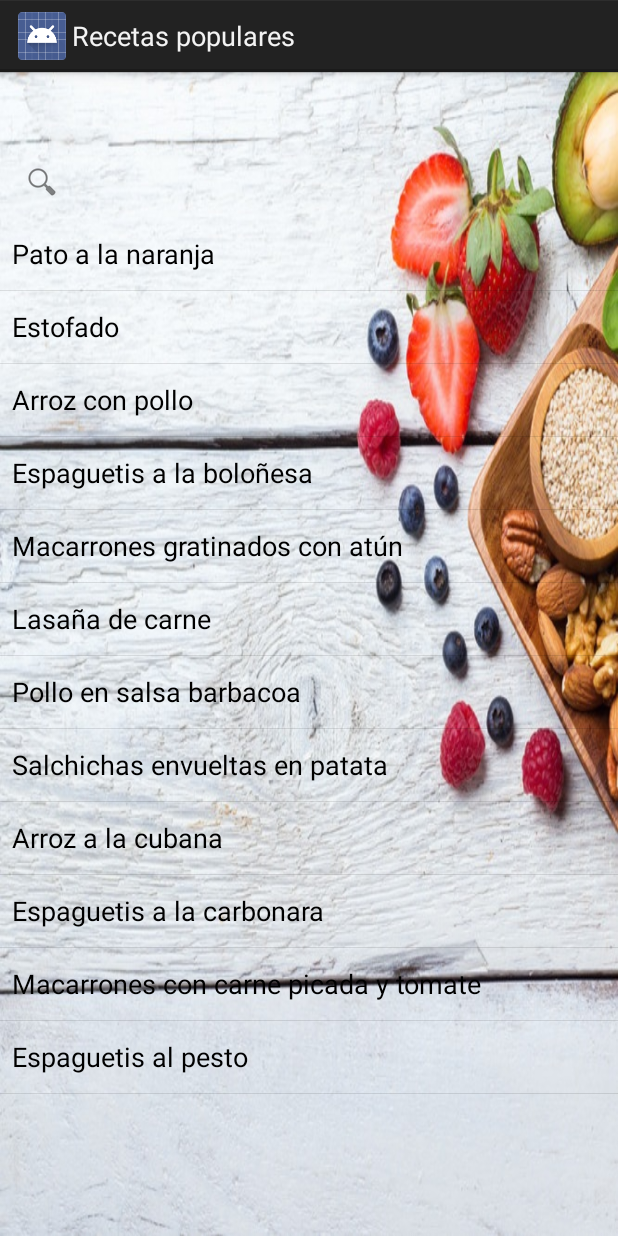
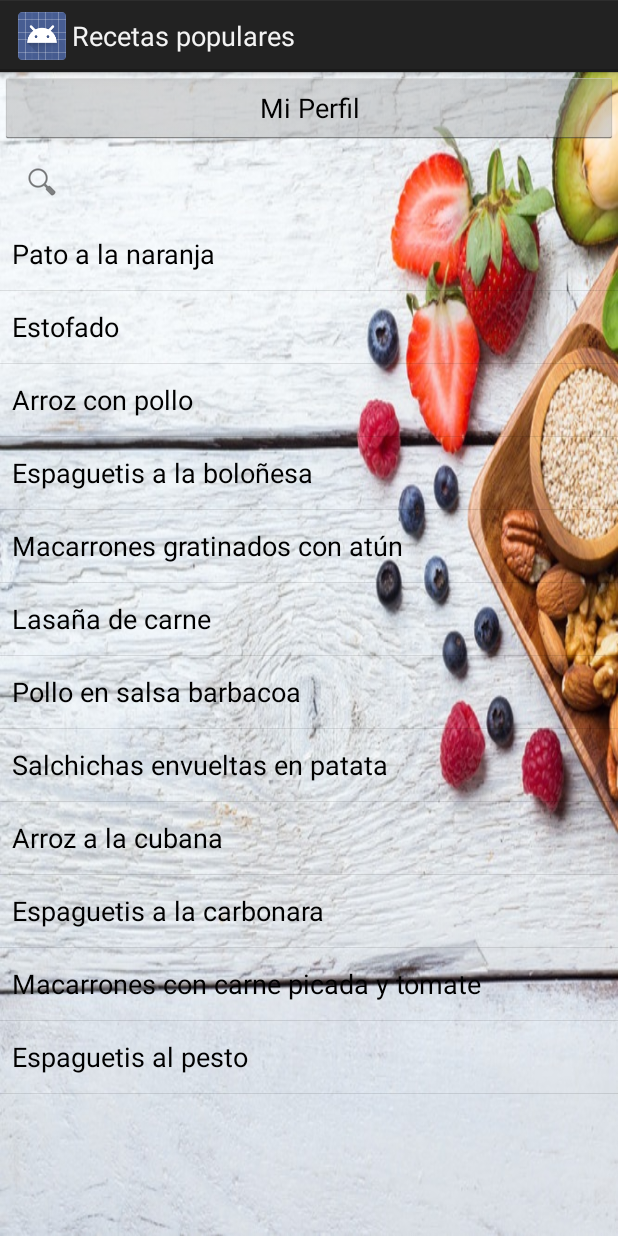
Before and after one commit to leonardoH3/PdamProyecto, an Android app: the ListaCursos screen opened directly, with no data from a screen before it, on a phone screen of 412 x 824 dp. Run offline under Robolectric (Android 15) with nearby library versions, the light colour scheme and no system bars.

Commit message:
Arreglo diseños

```diff
--- a/app/src/main/java/com/example/proyectopdam/ListaCursos.java
+++ b/app/src/main/java/com/example/proyectopdam/ListaCursos.java
@@ -85,4 +85,7 @@ public class ListaCursos extends Activity {
         });
     }
 
+    public void perfilPersonal(View view) {
+        startActivity(new Intent(ListaCursos.this, PerfilUsuario.class));
+    }
 }
--- a/app/src/main/java/com/example/proyectopdam/ListaRecetasUsuario.java
+++ b/app/src/main/java/com/example/proyectopdam/ListaRecetasUsuario.java
@@ -47,7 +47,7 @@ public class ListaRecetasUsuario extends Activity {
                         Toast.LENGTH_SHORT);
 
                 toast.show();
-                Intent intent = new Intent(ListaRecetasUsuario.this,MainActivity.class);
+                Intent intent = new Intent(ListaRecetasUsuario.this,PerfilReceta.class);
                 //based on item add info to intent
                 startActivity(intent);
             }
--- a/app/src/main/java/com/example/proyectopdam/PerfilUsuario.java
+++ b/app/src/main/java/com/example/proyectopdam/PerfilUsuario.java
@@ -1,7 +1,9 @@
 package com.example.proyectopdam;
 
+import android.content.Intent;
 import android.os.Bundle;
 import android.app.Activity;
+import android.view.View;
 
 public class PerfilUsuario extends Activity {
 
@@ -11,4 +13,8 @@ public class PerfilUsuario extends Activity {
         setContentView(R.layout.activity_perfil_usuario);
     }
 
+    public void misRecetas(View view) {
+        Intent intent = new Intent(PerfilUsuario.this,ListaRecetasUsuario.class);
+        startActivity(intent);
+    }
 }
--- a/app/src/main/res/layout/activity_lista_cursos.xml
+++ b/app/src/main/res/layout/activity_lista_cursos.xml
@@ -12,7 +12,16 @@
     <LinearLayout
         android:layout_width="match_parent"
         android:layout_height="49dp"
-        android:orientation="horizontal"></LinearLayout>
+        android:orientation="horizontal">
+
+        <Button
+            android:id="@+id/buttonPerfil"
+            android:layout_width="wrap_content"
+            android:layout_height="wrap_content"
+            android:layout_weight="1"
+            android:text="Mi Perfil"
+            android:onClick="perfilPersonal"/>
+    </LinearLayout>
 
     <SearchView
         android:id="@+id/buscarRecetas"
```
Also changed, not shown: app/src/main/java/com/example/proyectopdam/CrearUsuario.java (+10 -0 lines), app/src/main/res/layout/activity_crear_usuario.xml (+6 -1 lines), app/src/main/res/layout/activity_main.xml (+17 -13 lines), app/src/main/res/layout/activity_perfil_usuario.xml (+18 -10 lines).
